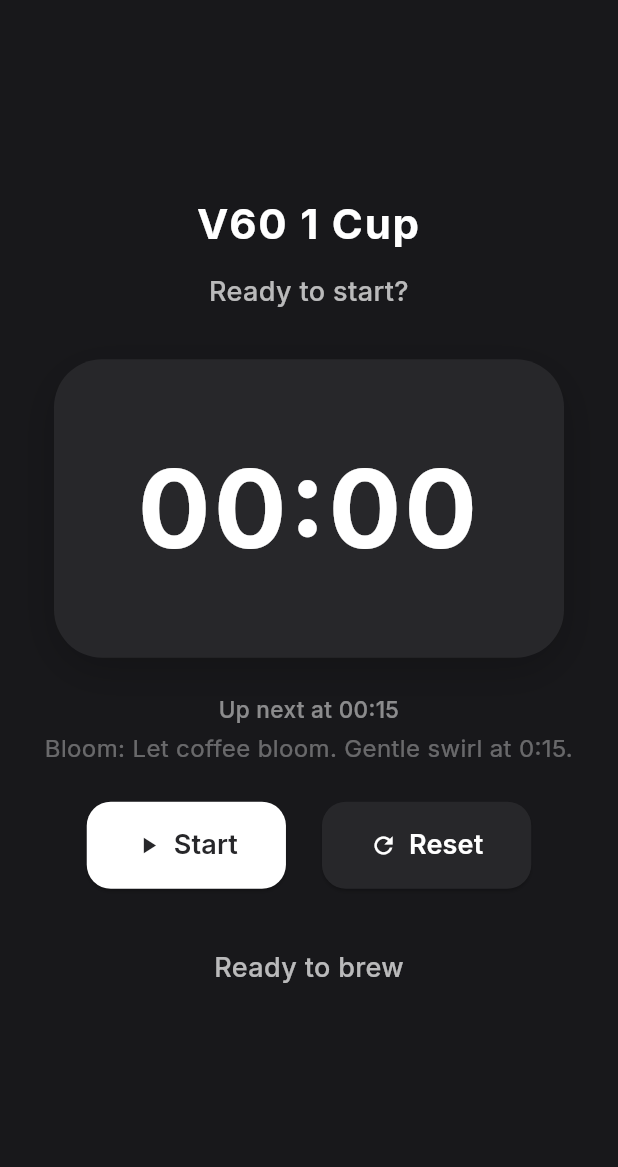
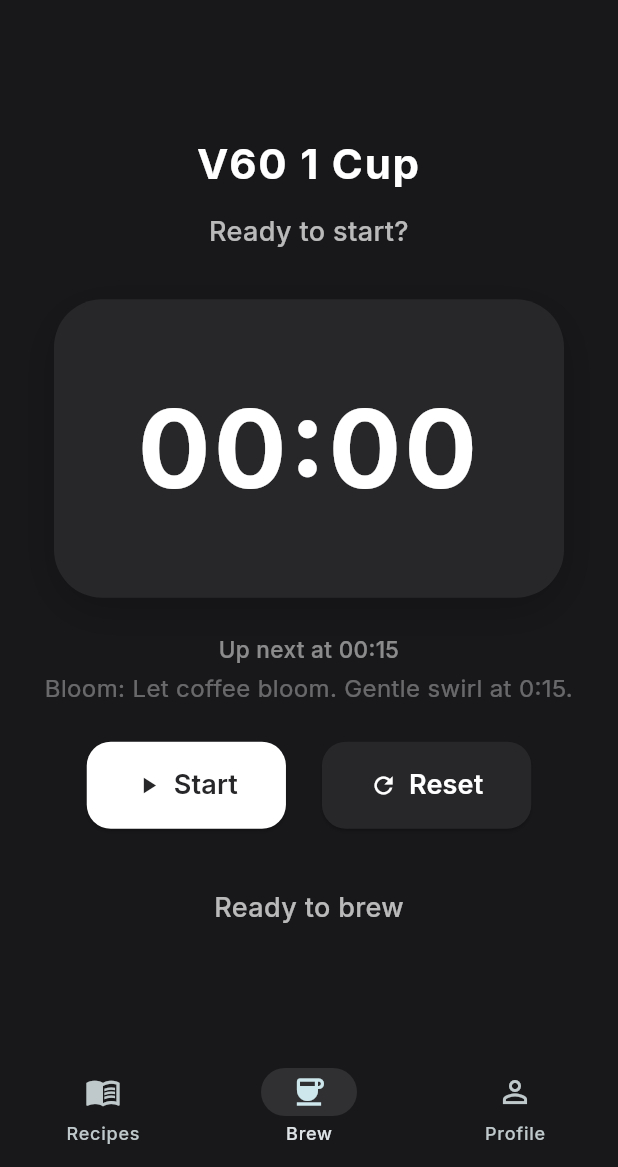
Before and after one commit to ajbates93/brewy, a Flutter app: the screen it shows after launch, on a phone screen of 412 x 824 dp, the part 69-1236 px from its top. Run offline on Flutter 3.47's test engine with Material 3 defaults, Android fonts, the phone set to English and light mode, and no system bars; our stand-ins replace google_fonts.

```diff
--- a/lib/main.dart
+++ b/lib/main.dart
@@ -92,20 +92,103 @@ class BrewyApp extends StatelessWidget {
         ),
         useMaterial3: true,
       ),
-      home: const BrewyHomePage(),
+      home: const BrewyNavScaffold(),
       debugShowCheckedModeBanner: false,
     );
   }
 }
 
-class BrewyHomePage extends StatefulWidget {
-  const BrewyHomePage({super.key});
+class BrewyNavScaffold extends StatefulWidget {
+  const BrewyNavScaffold({super.key});
 
   @override
-  State<BrewyHomePage> createState() => _BrewyHomePageState();
+  State<BrewyNavScaffold> createState() => _BrewyNavScaffoldState();
 }
 
-class _BrewyHomePageState extends State<BrewyHomePage> {
+class _BrewyNavScaffoldState extends State<BrewyNavScaffold> {
+  int _selectedIndex = 1; // Default to Brew page
+
+  final List<Widget> _pages = [
+    const RecipesPage(),
+    const BrewPage(),
+    const ProfilePage(),
+  ];
+
+  @override
+  Widget build(BuildContext context) {
+    return Scaffold(
+      body: _pages[_selectedIndex],
+      bottomNavigationBar: NavigationBar(
+        selectedIndex: _selectedIndex,
+        onDestinationSelected: (int index) {
+          setState(() {
+            _selectedIndex = index;
+          });
+        },
+        backgroundColor: const Color(0xFF18181B),
+        indicatorColor: Colors.white10,
+        destinations: const [
+          NavigationDestination(
+            icon: Icon(Icons.menu_book_outlined),
+            selectedIcon: Icon(Icons.menu_book),
+            label: 'Recipes',
+          ),
+          NavigationDestination(
+            icon: Icon(Icons.coffee_outlined),
+            selectedIcon: Icon(Icons.coffee),
+            label: 'Brew',
+          ),
+          NavigationDestination(
+            icon: Icon(Icons.person_outline),
+            selectedIcon: Icon(Icons.person),
+            label: 'Profile',
+          ),
+        ],
+      ),
+    );
+  }
+}
+
+// --- Recipes Page ---
+class RecipesPage extends StatelessWidget {
+  const RecipesPage({super.key});
+
+  @override
+  Widget build(BuildContext context) {
+    return Scaffold(
+      appBar: AppBar(
+        backgroundColor: Colors.transparent,
+        elevation: 0,
+        title: Text(
+          'Recipes',
+          style: GoogleFonts.inter(
+            fontWeight: FontWeight.bold,
+            fontSize: 28,
+            color: Colors.white,
+            letterSpacing: 1.2,
+          ),
+        ),
+        centerTitle: true,
+      ),
+      body: const Center(
+        child: Text(
+          'Your recipes will appear here.',
+          style: TextStyle(color: Colors.white54, fontSize: 18),
+        ),
+      ),
+    );
+  }
+}
+
+// --- Brew Page (moved timer/stepper here) ---
+class BrewPage extends StatefulWidget {
+  const BrewPage({super.key});
+
+  @override
+  State<BrewPage> createState() => _BrewPageState();
+}
+
+class _BrewPageState extends State<BrewPage> {
   Timer? _timer;
   int _seconds = 0;
   bool _isRunning = false;
@@ -163,7 +246,6 @@ class _BrewyHomePageState extends State<BrewyHomePage> {
   }
 
   RecipeStep? getCurrentStep() {
-    // Prioritize the most recently started step for overlapping times
     RecipeStep? current;
     for (final step in recipe.steps) {
       if (step.isInRange(_seconds)) {
@@ -172,7 +254,6 @@ class _BrewyHomePageState extends State<BrewyHomePage> {
         }
       }
     }
-    // If after last step, just show last
     if (current == null && _seconds > recipe.steps.last.endSeconds)
       return recipe.steps.last;
     return current ?? recipe.steps.first;
@@ -180,7 +261,6 @@ class _BrewyHomePageState extends State<BrewyHomePage> {
 
   RecipeStep? getNextStep() {
     final now = _seconds;
-    // Find the next step that starts after now
     final futureSteps = recipe.steps
         .where((s) => s.startSeconds > now)
         .toList();
@@ -216,7 +296,6 @@ class _BrewyHomePageState extends State<BrewyHomePage> {
         child: Column(
           mainAxisAlignment: MainAxisAlignment.center,
           children: [
-            // Intro step if timer not started
             if (_seconds == 0 && !_isRunning) ...[
               Padding(
                 padding: const EdgeInsets.only(bottom: 32.0),
@@ -246,7 +325,6 @@ class _BrewyHomePageState extends State<BrewyHomePage> {
                 ),
               ),
             ] else ...[
-              // Current step
               if (currentStep != null) ...[
                 Padding(
                   padding: const EdgeInsets.only(bottom: 12.0),
@@ -263,12 +341,10 @@ class _BrewyHomePageState extends State<BrewyHomePage> {
                 const SizedBox(height: 24),
               ],
             ],
-            // Timer display
             GestureDetector(
               onTap: _toggleTimer,
               child: Container(
-                width:
-                    340, // Fixed width for timer box (fits '99:59' in large font)
+                width: 340,
                 padding: const EdgeInsets.all(48),
                 decoration: BoxDecoration(
                   color: secondary,
@@ -293,7 +369,6 @@ class _BrewyHomePageState extends State<BrewyHomePage> {
                 ),
               ),
             ),
-            // Up next section (now below timer)
             if (nextStep != null) ...[
               Padding(
                 padding: const EdgeInsets.only(top: 24.0, bottom: 24.0),
@@ -394,3 +469,34 @@ class _BrewyHomePageState extends State<BrewyHomePage> {
     );
   }
 }
+
+// --- Profile Page ---
+class ProfilePage extends StatelessWidget {
+  const ProfilePage({super.key});
+
+  @override
+  Widget build(BuildContext context) {
+    return Scaffold(
+      appBar: AppBar(
+        backgroundColor: Colors.transparent,
+        elevation: 0,
+        title: Text(
+          'Profile',
+          style: GoogleFonts.inter(
+            fontWeight: FontWeight.bold,
+            fontSize: 28,
+            color: Colors.white,
+            letterSpacing: 1.2,
+          ),
+        ),
+        centerTitle: true,
+      ),
+      body: const Center(
+        child: Text(
+          'Your profile and settings will appear here.',
+          style: TextStyle(color: Colors.white54, fontSize: 18),
+        ),
+      ),
+    );
+  }
+}
--- a/pubspec.yaml
+++ b/pubspec.yaml
@@ -31,6 +31,8 @@ dependencies:
   flutter:
     sdk: flutter
   google_fonts: ^6.2.1
+  sqflite: ^2.3.2
+  path: ^1.8.3
 
   # The following adds the Cupertino Icons font to your application.
   # Use with the CupertinoIcons class for iOS style icons.
```
Also changed, not shown: pubspec.lock, 3 other files.
